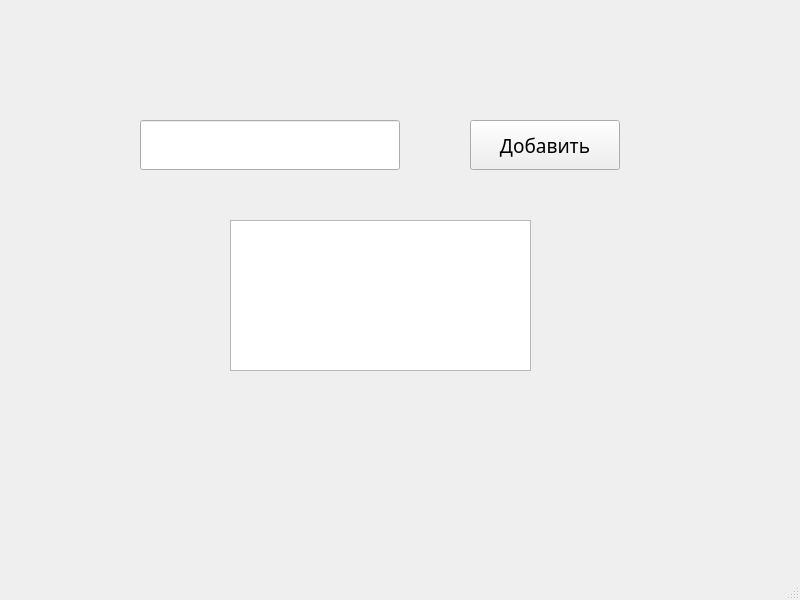
Qt form 2012test4/mainwindow.ui (antottas/practice) before a commit.
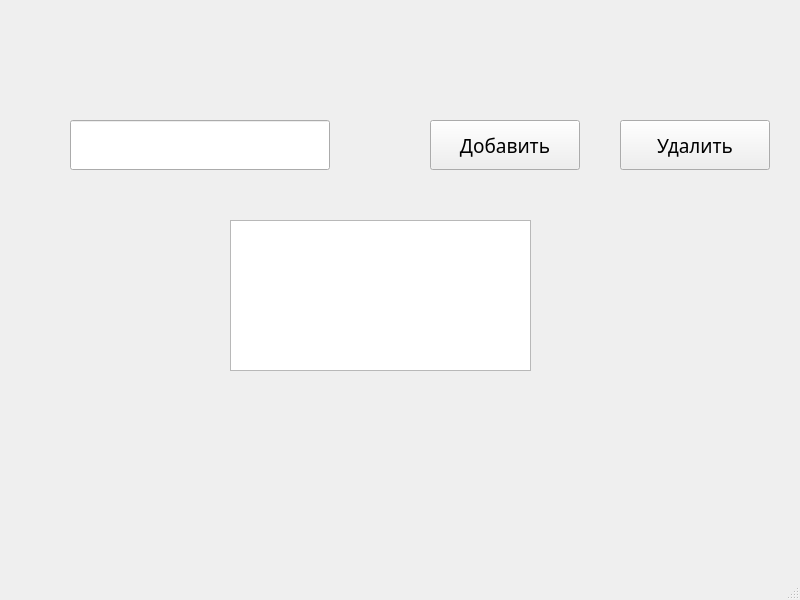
The same form after that commit.

```diff
--- a/2012test4/mainwindow.ui
+++ b/2012test4/mainwindow.ui
@@ -33,7 +33,7 @@
    <widget class="QPushButton" name="pushButton">
     <property name="geometry">
      <rect>
-      <x>470</x>
+      <x>430</x>
       <y>120</y>
       <width>150</width>
       <height>50</height>
@@ -52,7 +52,7 @@
    <widget class="QLineEdit" name="lineEdit">
     <property name="geometry">
      <rect>
-      <x>140</x>
+      <x>70</x>
       <y>120</y>
       <width>260</width>
       <height>50</height>
@@ -65,6 +65,25 @@
      </font>
     </property>
    </widget>
+   <widget class="QPushButton" name="pushButton_2">
+    <property name="geometry">
+     <rect>
+      <x>620</x>
+      <y>120</y>
+      <width>150</width>
+      <height>50</height>
+     </rect>
+    </property>
+    <property name="font">
+     <font>
+      <family>Century Gothic</family>
+      <pointsize>14</pointsize>
+     </font>
+    </property>
+    <property name="text">
+     <string>Удалить</string>
+    </property>
+   </widget>
   </widget>
   <widget class="QMenuBar" name="menubar">
    <property name="geometry">
```
